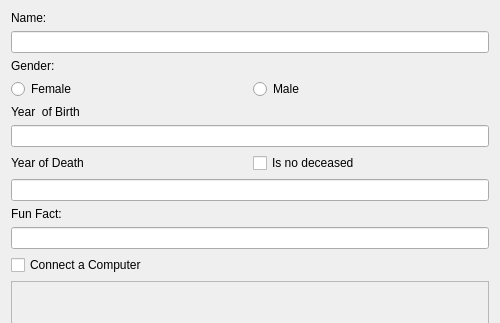
Above: famGUI/add.ui from gdgunnars/famCS3.0 before the change; both pictures show x 0 to 500 and y 0 to 323 of the 500 by 479 pixel window. Below: the same form after it.
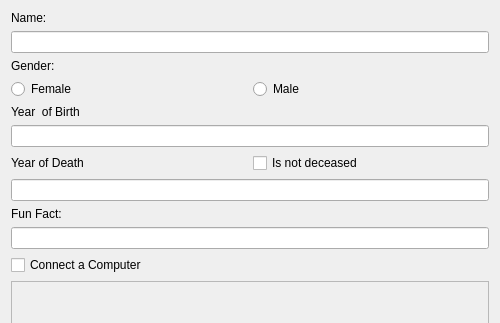
That is the form after the change.

Commit message: byrjun á kóðun fyrir add person

```diff
--- a/famGUI/add.ui
+++ b/famGUI/add.ui
@@ -77,7 +77,7 @@
      <item>
       <widget class="QCheckBox" name="checkBox_deceaced">
        <property name="text">
-        <string>Is no deceased</string>
+        <string>Is not deceased</string>
        </property>
       </widget>
      </item>
```
Left out of the diff: 36 changed lines with no effect on the pictures. The commit also changes 2 other files.
